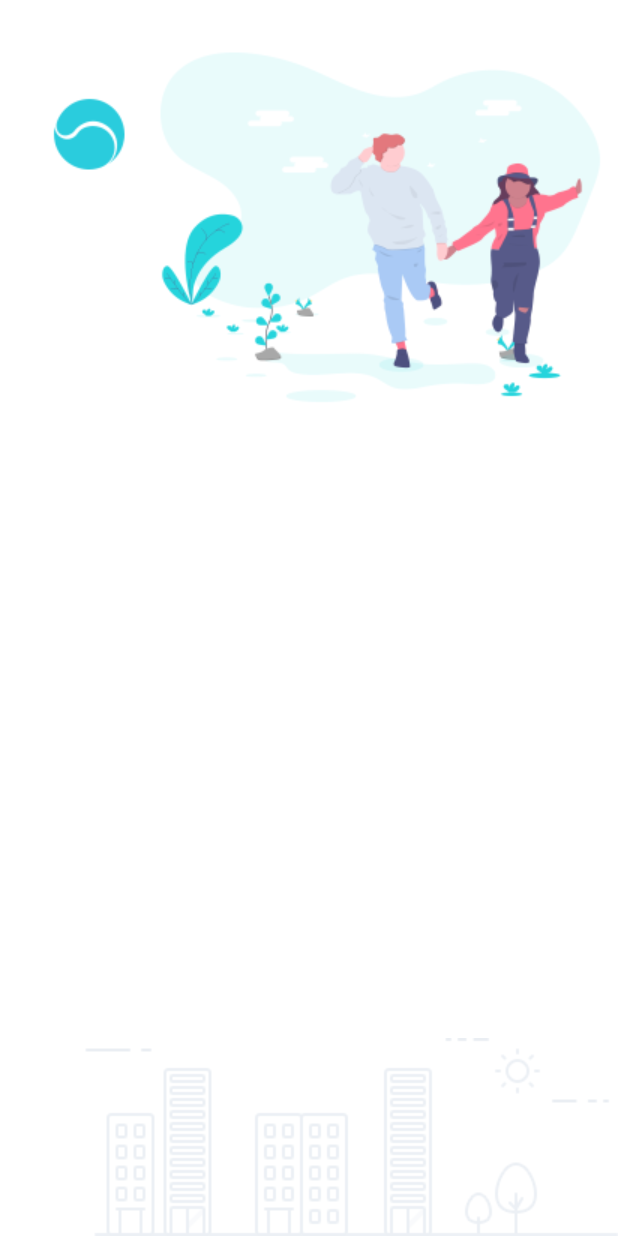
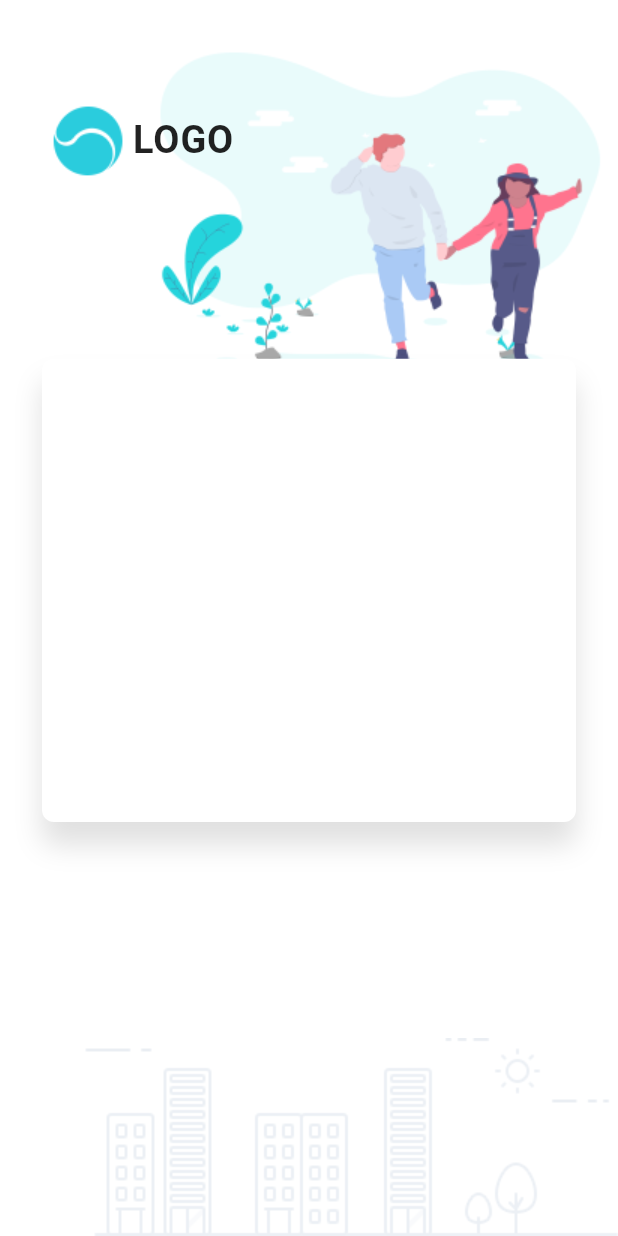
Before and after one commit to CuongDuong2710/devefy, a Flutter app: the screen it shows after launch, on a phone screen of 412 x 824 dp. Run offline on Flutter 3.47's test engine with Material 2 defaults, Android fonts, the phone set to English and light mode, and no system bars; our stand-ins replace flutter_screenutil; Roboto replaces fonts that are missing (Poppins-Bold.ttf).

```diff
--- a/login_page_ui/lib/main.dart
+++ b/login_page_ui/lib/main.dart
@@ -1,4 +1,5 @@
 import 'package:flutter/material.dart';
+import 'package:flutter_screenutil/flutter_screenutil.dart';
 
 void main() => runApp(MaterialApp(
       home: MyApp(),
@@ -13,6 +14,10 @@ class MyApp extends StatefulWidget {
 class _MyAppState extends State<MyApp> {
   @override
   Widget build(BuildContext context) {
+    ScreenUtil.instance = ScreenUtil.getInstance()..init(context);
+    ScreenUtil.instance =
+        ScreenUtil(width: 750, height: 1334, allowFontScaling: true);
+
     return Scaffold(
       backgroundColor: Colors.white,
       resizeToAvoidBottomPadding: true,
@@ -38,7 +43,37 @@ class _MyAppState extends State<MyApp> {
               child: Column(
                 children: <Widget>[
                   Row(
-                    children: <Widget>[Image.asset("assets/logo.png")],
+                    children: <Widget>[
+                      Image.asset(
+                        "assets/logo.png",
+                        width: ScreenUtil.getInstance().setWidth(110),
+                        height: ScreenUtil.getInstance().setHeight(110),
+                      ),
+                      Text(
+                        "LOGO",
+                        style: TextStyle(
+                            fontFamily: "Poppins-Bold.ttf",
+                            fontSize: ScreenUtil.getInstance().setSp(46),
+                            letterSpacing: .6,
+                            fontWeight: FontWeight.bold),
+                      )
+                    ],
+                  ),
+                  SizedBox(
+                    height: ScreenUtil.getInstance().setHeight(180),
+                  ),
+                  Container(
+                    width: double.infinity,
+                    height: ScreenUtil.getInstance().setHeight(500),
+                    decoration: BoxDecoration(
+                        color: Colors.white,
+                        borderRadius: BorderRadius.circular(8.0),
+                        boxShadow: [
+                          BoxShadow(
+                              color: Colors.black12,
+                              offset: Offset(0.0, 15.0),
+                              blurRadius: 15.0)
+                        ]),
                   )
                 ],
               ),
--- a/login_page_ui/pubspec.yaml
+++ b/login_page_ui/pubspec.yaml
@@ -23,6 +23,7 @@ dependencies:
   # The following adds the Cupertino Icons font to your application.
   # Use with the CupertinoIcons class for iOS style icons.
   cupertino_icons: ^0.1.2
+  flutter_screenutil: ^0.4.2
 
 dev_dependencies:
   flutter_test:
```
Also changed, not shown: login_page_ui/pubspec.lock.
